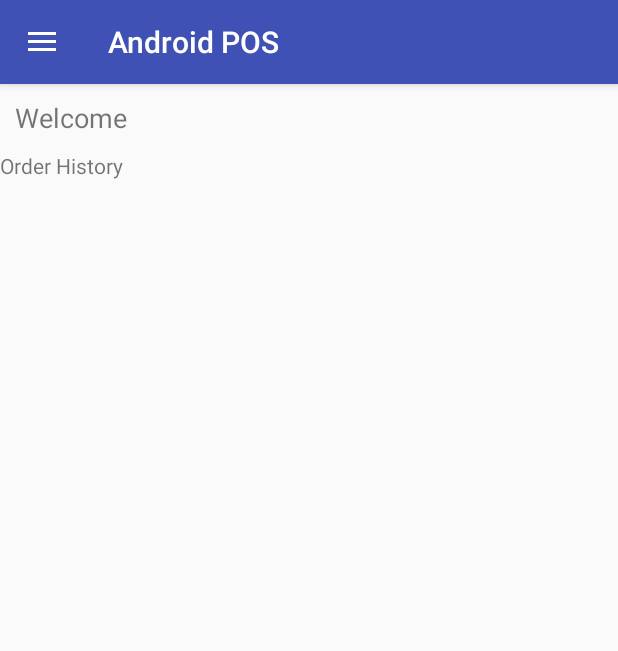
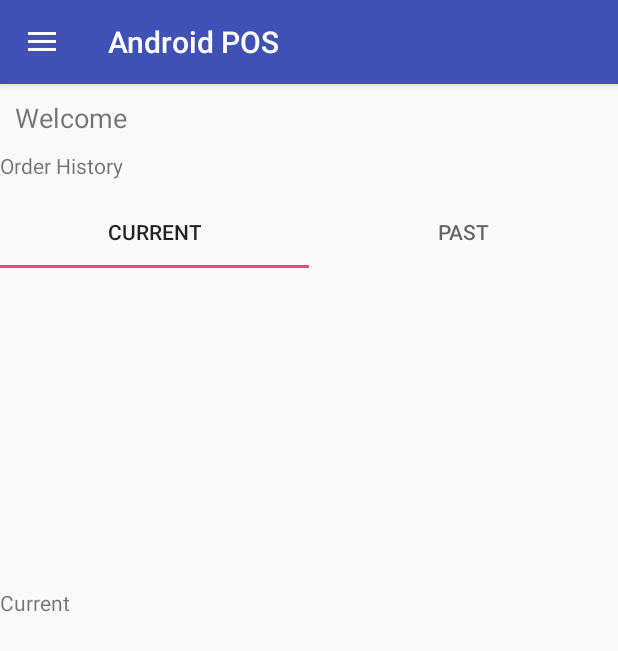
Before and after one commit to vamshedhar/AndroidPOS, an Android app: the screen it shows after launch once a user with an empty profile is signed in (MainActivity), in the side drawer, after a tap on "Order History", on a phone screen of 412 x 824 dp. Shown: the top 651 px of the screen. Run offline under Robolectric (Android 15) with nearby library versions, the phone set to English and light mode, and no system bars; our stand-ins replace Firebase (no records; nobody signed in at launch, a user with empty details on screens opened directly); 3 statements that could not run were skipped.

Commit message:
/customers: Added tabs in Order History and made few changes in the Models

```diff
--- a/app/src/main/java/com/example/vamshedhar/androidpos/activities/MainActivity.java
+++ b/app/src/main/java/com/example/vamshedhar/androidpos/activities/MainActivity.java
@@ -2,6 +2,7 @@ package com.example.vamshedhar.androidpos.activities;
 
 import android.content.Intent;
 import android.content.res.Configuration;
+import android.net.Uri;
 import android.support.annotation.NonNull;
 import android.support.design.widget.NavigationView;
 import android.support.v4.app.Fragment;
@@ -16,14 +17,16 @@ import android.widget.Toast;
 
 import com.example.vamshedhar.androidpos.R;
 import com.example.vamshedhar.androidpos.adapters.ItemListAdapter;
+import com.example.vamshedhar.androidpos.fragments.CurrentOrdersFragment;
 import com.example.vamshedhar.androidpos.fragments.CustomersFragment;
 import com.example.vamshedhar.androidpos.fragments.ItemsFragment;
 import com.example.vamshedhar.androidpos.fragments.OrderHistoryFragment;
+import com.example.vamshedhar.androidpos.fragments.PastOrdersFragment;
 import com.example.vamshedhar.androidpos.fragments.SellFragment;
 import com.google.firebase.auth.FirebaseAuth;
 import com.google.firebase.auth.FirebaseUser;
 
-public class MainActivity extends AppCompatActivity {
+public class MainActivity extends AppCompatActivity implements CurrentOrdersFragment.OnFragmentInteractionListener, PastOrdersFragment.OnFragmentInteractionListener {
 
     public static final String TAG = "AndroidPOS";
 
@@ -177,4 +180,8 @@ public class MainActivity extends AppCompatActivity {
         return super.onOptionsItemSelected(item);
     }
 
+    @Override
+    public void onFragmentInteraction(Uri uri) {
+
+    }
 }
--- /dev/null
+++ b/app/src/main/java/com/example/vamshedhar/androidpos/adapters/OrdersPagerAdapter.java
@@ -0,0 +1,44 @@
+package com.example.vamshedhar.androidpos.adapters;
+
+import android.support.v4.app.Fragment;
+import android.support.v4.app.FragmentManager;
+import android.support.v4.app.FragmentStatePagerAdapter;
+import android.util.Log;
+import android.view.LayoutInflater;
+import android.view.View;
+
+import com.example.vamshedhar.androidpos.fragments.CurrentOrdersFragment;
+import com.example.vamshedhar.androidpos.fragments.PastOrdersFragment;
+
+import java.util.zip.Inflater;
+
+
+public class OrdersPagerAdapter extends FragmentStatePagerAdapter {
+    int mNumOfTabs;
+
+    public OrdersPagerAdapter(FragmentManager fm, int NumOfTabs) {
+        super(fm);
+        this.mNumOfTabs = NumOfTabs;
+    }
+
+    @Override
+    public Fragment getItem(int position) {
+        Log.d("POSITIONNUM", position+"");
+        switch (position) {
+            case 0:
+                CurrentOrdersFragment tab1 = new CurrentOrdersFragment();
+                return tab1;
+            case 1:
+                PastOrdersFragment tab2 = new PastOrdersFragment();
+                return tab2;
+
+            default:
+                return null;
+        }
+    }
+
+    @Override
+    public int getCount() {
+        return mNumOfTabs;
+    }
+}
--- /dev/null
+++ b/app/src/main/java/com/example/vamshedhar/androidpos/fragments/CurrentOrdersFragment.java
@@ -0,0 +1,106 @@
+package com.example.vamshedhar.androidpos.fragments;
+
+import android.content.Context;
+import android.net.Uri;
+import android.os.Bundle;
+import android.support.v4.app.Fragment;
+import android.view.LayoutInflater;
+import android.view.View;
+import android.view.ViewGroup;
+
+import com.example.vamshedhar.androidpos.R;
+
+/**
+ * A simple {@link Fragment} subclass.
+ * Activities that contain this fragment must implement the
+ * {@link CurrentOrdersFragment.OnFragmentInteractionListener} interface
+ * to handle interaction events.
+ * Use the {@link CurrentOrdersFragment#newInstance} factory method to
+ * create an instance of this fragment.
+ */
+public class CurrentOrdersFragment extends Fragment {
+    // TODO: Rename parameter arguments, choose names that match
+    // the fragment initialization parameters, e.g. ARG_ITEM_NUMBER
+    private static final String ARG_PARAM1 = "param1";
+    private static final String ARG_PARAM2 = "param2";
+
+    // TODO: Rename and change types of parameters
+    private String mParam1;
+    private String mParam2;
+
+    private OnFragmentInteractionListener mListener;
+
+    public CurrentOrdersFragment() {
+        // Required empty public constructor
+    }
+
+    /**
+     * Use this factory method to create a new instance of
+     * this fragment using the provided parameters.
+     *
+     * @param param1 Parameter 1.
+     * @param param2 Parameter 2.
+     * @return A new instance of fragment CurrentOrdersFragment.
+     */
+    // TODO: Rename and change types and number of parameters
+    public static CurrentOrdersFragment newInstance(String param1, String param2) {
+        CurrentOrdersFragment fragment = new CurrentOrdersFragment();
+        Bundle args = new Bundle();
+        args.putString(ARG_PARAM1, param1);
+        args.putString(ARG_PARAM2, param2);
+        fragment.setArguments(args);
+        return fragment;
+    }
+
+    @Override
+    public void onCreate(Bundle savedInstanceState) {
+        super.onCreate(savedInstanceState);
+
+    }
+
+    @Override
+    public View onCreateView(LayoutInflater inflater, ViewGroup container,
+                             Bundle savedInstanceState) {
+        // Inflate the layout for this fragment
+        return inflater.inflate(R.layout.fragment_current_orders, container, false);
+    }
+
+    // TODO: Rename method, update argument and hook method into UI event
+    public void onButtonPressed(Uri uri) {
+        if (mListener != null) {
+            mListener.onFragmentInteraction(uri);
+        }
+    }
+
+    @Override
+    public void onAttach(Context context) {
+        super.onAttach(context);
+        if (context instanceof OnFragmentInteractionListener) {
+            mListener = (OnFragmentInteractionListener) context;
+        } else {
+            throw new RuntimeException(context.toString()
+                    + " must implement OnFragmentInteractionListener");
+        }
+    }
+
+    @Override
+    public void onDetach() {
+        super.onDetach();
+        mListener = null;
+    }
+
+    /**
+     * This interface must be implemented by activities that contain this
+     * fragment to allow an interaction in this fragment to be communicated
+     * to the activity and potentially other fragments contained in that
+     * activity.
+     * <p>
+     * See the Android Training lesson <a href=
+     * "http://developer.android.com/training/basics/fragments/communicating.html"
+     * >Communicating with Other Fragments</a> for more information.
+     */
+    public interface OnFragmentInteractionListener {
+        // TODO: Update argument type and name
+        void onFragmentInteraction(Uri uri);
+    }
+}
--- a/app/src/main/java/com/example/vamshedhar/androidpos/fragments/OrderHistoryFragment.java
+++ b/app/src/main/java/com/example/vamshedhar/androidpos/fragments/OrderHistoryFragment.java
@@ -3,12 +3,16 @@ package com.example.vamshedhar.androidpos.fragments;
 
 import android.os.Bundle;
 import android.support.annotation.Nullable;
+import android.support.design.widget.TabLayout;
 import android.support.v4.app.Fragment;
+import android.support.v4.app.FragmentManager;
+import android.support.v4.view.ViewPager;
 import android.view.LayoutInflater;
 import android.view.View;
 import android.view.ViewGroup;
 
 import com.example.vamshedhar.androidpos.R;
+import com.example.vamshedhar.androidpos.adapters.OrdersPagerAdapter;
 
 /**
  * A simple {@link Fragment} subclass.
@@ -25,7 +29,32 @@ public class OrderHistoryFragment extends Fragment {
     public View onCreateView(LayoutInflater inflater, ViewGroup container,
                              Bundle savedInstanceState) {
         // Inflate the layout for this fragment
-        return inflater.inflate(R.layout.fragment_order_history, container, false);
+
+        View view = inflater.inflate(R.layout.fragment_order_history, container, false);
+        TabLayout tabLayout = (TabLayout) view.findViewById(R.id.orderTabs);
+        tabLayout.setTabGravity(TabLayout.GRAVITY_FILL);
+
+        final ViewPager viewPager = (ViewPager) view.findViewById(R.id.pager);
+        final OrdersPagerAdapter adapter = new OrdersPagerAdapter(getFragmentManager(), tabLayout.getTabCount());
+        viewPager.setAdapter(adapter);
+        viewPager.addOnPageChangeListener(new TabLayout.TabLayoutOnPageChangeListener(tabLayout));
+        tabLayout.setOnTabSelectedListener(new TabLayout.OnTabSelectedListener() {
+            @Override
+            public void onTabSelected(TabLayout.Tab tab) {
+                viewPager.setCurrentItem(tab.getPosition());
+            }
+
+            @Override
+            public void onTabUnselected(TabLayout.Tab tab) {
+
+            }
+
+            @Override
+            public void onTabReselected(TabLayout.Tab tab) {
+
+            }
+        });
+        return view;
     }
 
     @Override
--- /dev/null
+++ b/app/src/main/java/com/example/vamshedhar/androidpos/fragments/PastOrdersFragment.java
@@ -0,0 +1,109 @@
+package com.example.vamshedhar.androidpos.fragments;
+
+import android.content.Context;
+import android.net.Uri;
+import android.os.Bundle;
+import android.support.v4.app.Fragment;
+import android.view.LayoutInflater;
+import android.view.View;
+import android.view.ViewGroup;
+
+import com.example.vamshedhar.androidpos.R;
+
+/**
+ * A simple {@link Fragment} subclass.
+ * Activities that contain this fragment must implement the
+ * {@link PastOrdersFragment.OnFragmentInteractionListener} interface
+ * to handle interaction events.
+ * Use the {@link PastOrdersFragment#newInstance} factory method to
+ * create an instance of this fragment.
+ */
+public class PastOrdersFragment extends Fragment {
+    // TODO: Rename parameter arguments, choose names that match
+    // the fragment initialization parameters, e.g. ARG_ITEM_NUMBER
+    private static final String ARG_PARAM1 = "param1";
+    private static final String ARG_PARAM2 = "param2";
+
+    // TODO: Rename and change types of parameters
+    private String mParam1;
+    private String mParam2;
+
+    private OnFragmentInteractionListener mListener;
+
+    public PastOrdersFragment() {
+        // Required empty public constructor
+    }
+
+    /**
+     * Use this factory method to create a new instance of
+     * this fragment using the provided parameters.
+     *
+     * @param param1 Parameter 1.
+     * @param param2 Parameter 2.
+     * @return A new instance of fragment PastOrdersFragment.
+     */
+    // TODO: Rename and change types and number of parameters
+    public static PastOrdersFragment newInstance(String param1, String param2) {
+        PastOrdersFragment fragment = new PastOrdersFragment();
+        Bundle args = new Bundle();
+        args.putString(ARG_PARAM1, param1);
+        args.putString(ARG_PARAM2, param2);
+        fragment.setArguments(args);
+        return fragment;
+    }
+
+    @Override
+    public void onCreate(Bundle savedInstanceState) {
+        super.onCreate(savedInstanceState);
+        if (getArguments() != null) {
+            mParam1 = getArguments().getString(ARG_PARAM1);
+            mParam2 = getArguments().getString(ARG_PARAM2);
+        }
+    }
+
+    @Override
+    public View onCreateView(LayoutInflater inflater, ViewGroup container,
+                             Bundle savedInstanceState) {
+        // Inflate the layout for this fragment
+        return inflater.inflate(R.layout.fragment_past_orders, container, false);
+    }
+
+    // TODO: Rename method, update argument and hook method into UI event
+    public void onButtonPressed(Uri uri) {
+        if (mListener != null) {
+            mListener.onFragmentInteraction(uri);
+        }
+    }
+
+    @Override
+    public void onAttach(Context context) {
+        super.onAttach(context);
+        if (context instanceof OnFragmentInteractionListener) {
+            mListener = (OnFragmentInteractionListener) context;
+        } else {
+            throw new RuntimeException(context.toString()
+                    + " must implement OnFragmentInteractionListener");
+        }
+    }
+
+    @Override
+    public void onDetach() {
+        super.onDetach();
+        mListener = null;
+    }
+
+    /**
+     * This interface must be implemented by activities that contain this
+     * fragment to allow an interaction in this fragment to be communicated
+     * to the activity and potentially other fragments contained in that
+     * activity.
+     * <p>
+     * See the Android Training lesson <a href=
+     * "http://developer.android.com/training/basics/fragments/communicating.html"
+     * >Communicating with Other Fragments</a> for more information.
+     */
+    public interface OnFragmentInteractionListener {
+        // TODO: Update argument type and name
+        void onFragmentInteraction(Uri uri);
+    }
+}
--- a/app/src/main/java/com/example/vamshedhar/androidpos/objects/Order.java
+++ b/app/src/main/java/com/example/vamshedhar/androidpos/objects/Order.java
@@ -10,6 +10,8 @@ import java.util.ArrayList;
 
 public class Order extends CreatedTimeObject implements Comparable<Order> {
     private String id, created_user, customer_id;
+
+//    private Customer customer;
     private ArrayList<OrderItem> items;
     private float base_value, tax, total_amount;
 
--- /dev/null
+++ b/app/src/main/res/layout/fragment_current_orders.xml
@@ -0,0 +1,14 @@
+<?xml version="1.0" encoding="utf-8"?>
+<FrameLayout xmlns:android="http://schemas.android.com/apk/res/android"
+    xmlns:tools="http://schemas.android.com/tools"
+    android:layout_width="match_parent"
+    android:layout_height="match_parent"
+    tools:context=".fragments.CurrentOrdersFragment">
+
+    <!-- TODO: Update blank fragment layout -->
+    <TextView
+        android:layout_width="match_parent"
+        android:layout_height="match_parent"
+        android:text="Current" />
+
+</FrameLayout>
--- a/app/src/main/res/layout/fragment_order_history.xml
+++ b/app/src/main/res/layout/fragment_order_history.xml
@@ -4,10 +4,51 @@
     android:layout_height="match_parent"
     tools:context="com.example.vamshedhar.androidpos.fragments.OrderHistoryFragment">
 
-    <!-- TODO: Update blank fragment layout -->
-    <TextView
+    <RelativeLayout
         android:layout_width="match_parent"
-        android:layout_height="match_parent"
-        android:text="@string/order_history" />
+        android:layout_height="match_parent">
+
+        <TextView
+            android:id="@+id/header"
+            android:layout_width="98dp"
+            android:layout_height="30dp"
+            android:text="@string/order_history" />
+
+
+        <android.support.design.widget.TabLayout
+            android:id="@+id/orderTabs"
+            android:layout_width="match_parent"
+            android:layout_height="wrap_content"
+            android:layout_alignParentStart="true"
+            android:layout_alignParentLeft="true"
+            android:layout_below="@+id/header" >
+
+            <android.support.design.widget.TabItem
+                android:id="@+id/current"
+                android:text="Current"
+                android:layout_height="match_parent"
+                android:layout_width="match_parent"/>
+
+            <android.support.design.widget.TabItem
+                android:id="@+id/past"
+                android:layout_height="match_parent"
+                android:layout_width="match_parent"
+                android:text="Past" />
+
+        </android.support.design.widget.TabLayout>
+
+        <android.support.v4.view.ViewPager
+            android:id="@+id/pager"
+            android:layout_width="match_parent"
+            android:layout_height="432dp"
+            android:layout_alignParentBottom="true"
+            android:layout_alignParentStart="true"
+            android:layout_alignParentLeft="true">
+
+        </android.support.v4.view.ViewPager>
+
+    </RelativeLayout>
+
+
 
 </FrameLayout>
--- a/build.gradle
+++ b/build.gradle
@@ -7,7 +7,7 @@ buildscript {
         jcenter()
     }
     dependencies {
-        classpath 'com.android.tools.build:gradle:3.0.1'
+        classpath 'com.android.tools.build:gradle:3.1.1'
 
 
         // NOTE: Do not place your application dependencies here; they belong
```
Also changed, not shown: app/src/main/java/com/example/vamshedhar/androidpos/fragments/NewOrderFragment.java (added, +54 -0 lines), app/src/main/java/com/example/vamshedhar/androidpos/objects/Customer.java (+26 -7 lines), app/src/main/res/layout/fragment_new_order.xml (added, +14 -0 lines), app/src/main/res/layout/fragment_past_orders.xml (added, +14 -0 lines), app/src/main/res/layout/sample.xml (added, +11 -0 lines), app/build.gradle (line endings or trailing spaces), gradle/wrapper/gradle-wrapper.properties, 1 other file.
